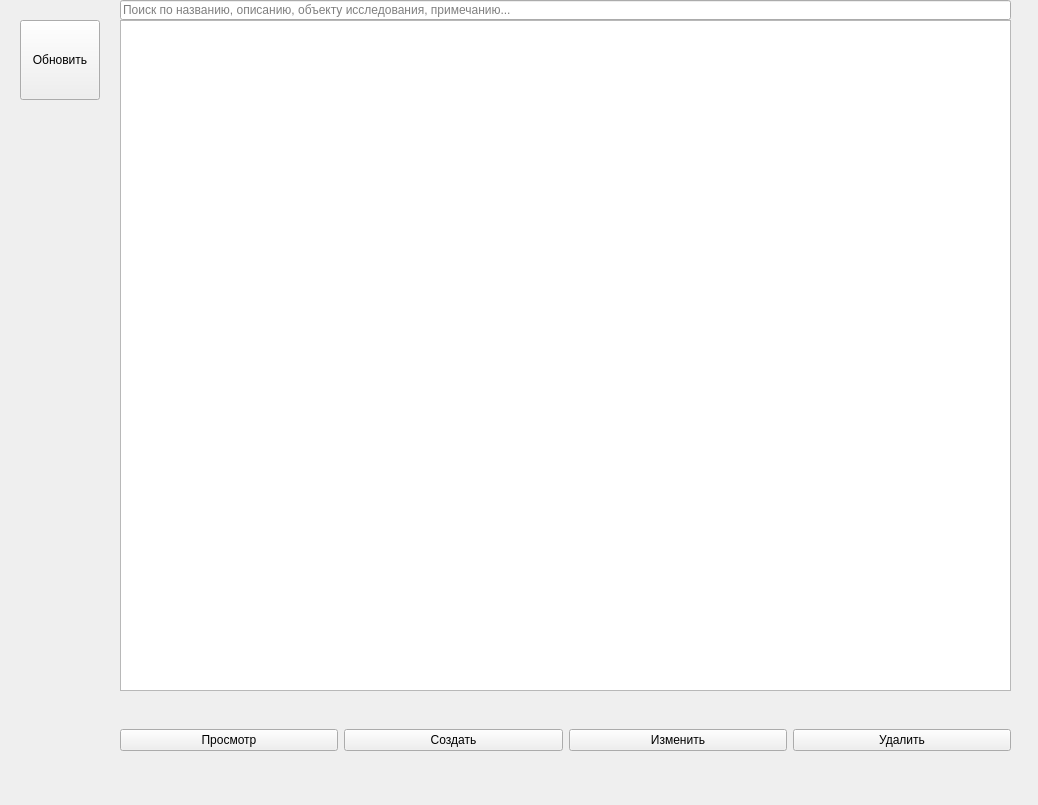
Old version of the form app/ui/monuments_list_window.ui in the repository reisenbest/PPK_ARCHEOMAP.
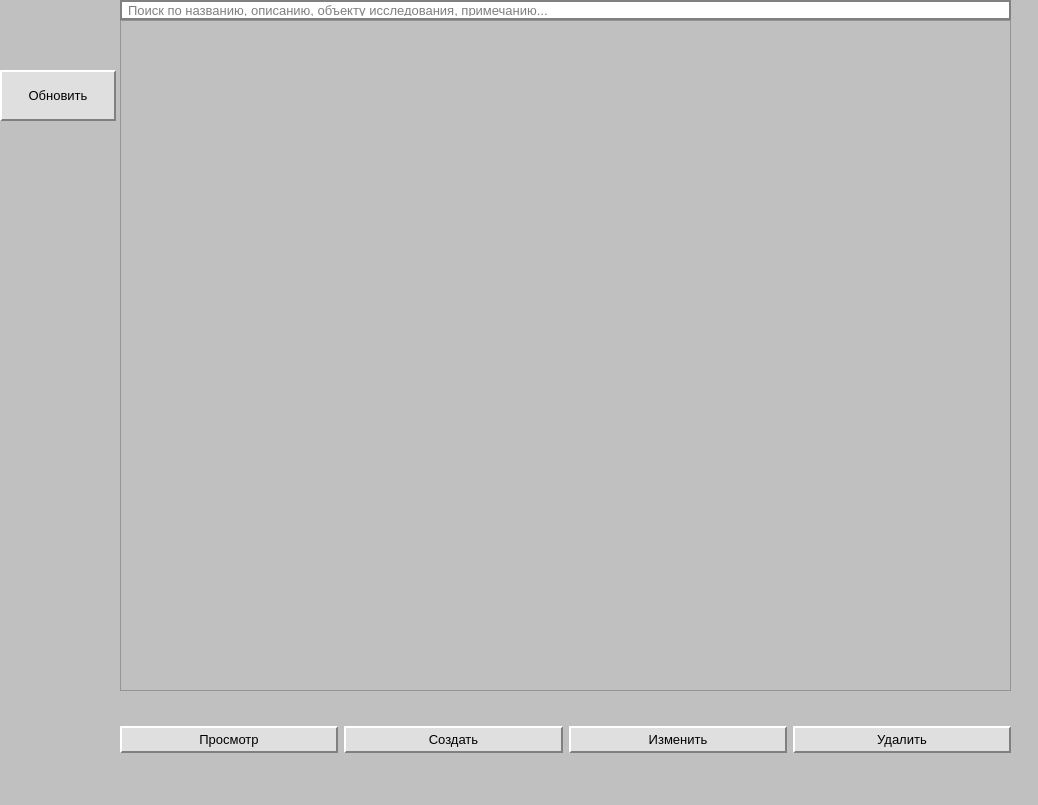
New version of the form.

```diff
--- a/app/ui/monuments_list_window.ui
+++ b/app/ui/monuments_list_window.ui
@@ -13,7 +13,59 @@
   <property name="windowTitle">
    <string>Список памятников</string>
   </property>
+  <property name="styleSheet">
+   <string notr="true">QWidget {
+    background: #c0c0c0;
+    font-family: Tahoma, Arial, sans-serif;
+    color: #000;
+    font-size: 13px;
+}
 
+QLabel {
+    font-weight: normal;
+    color: #000;
+    background: transparent;
+}
+
+QLineEdit, QTextEdit, QDoubleSpinBox {
+    background: #fff;
+    border: 2px solid #808080;
+    border-radius: 0px;
+    padding: 2px 4px;
+    font-size: 13px;
+    color: #000;
+}
+
+QPushButton {
+    background: #dfdfdf;
+    border: 2px outset #fff;
+    border-bottom: 2px solid #808080;
+    border-right: 2px solid #808080;
+    border-radius: 0px;
+    padding: 4px 16px;
+    font-size: 13px;
+    color: #000;
+    min-width: 80px;
+}
+
+QPushButton:pressed {
+    border: 2px inset #808080;
+    background: #bdbdbd;
+}
+
+QTextBrowser {
+    background: #e0e0e0;
+    border: 2px solid #808080;
+    color: #222;
+    font-size: 12px;
+}
+
+QLabel[styleSheet*=&quot;color: red&quot;] {
+    color: #b22222;
+    font-style: italic;
+    background: transparent;
+}</string>
+  </property>
   <widget class="QLineEdit" name="searchLineEdit">
    <property name="geometry">
     <rect>
@@ -51,10 +103,10 @@
   <widget class="QPushButton" name="refreshBtn">
    <property name="geometry">
     <rect>
-     <x>20</x>
-     <y>20</y>
-     <width>80</width>
-     <height>80</height>
+     <x>0</x>
+     <y>70</y>
+     <width>116</width>
+     <height>51</height>
     </rect>
    </property>
    <property name="text">
```
Left out of the diff: 10 changed lines with no effect on the pictures.
